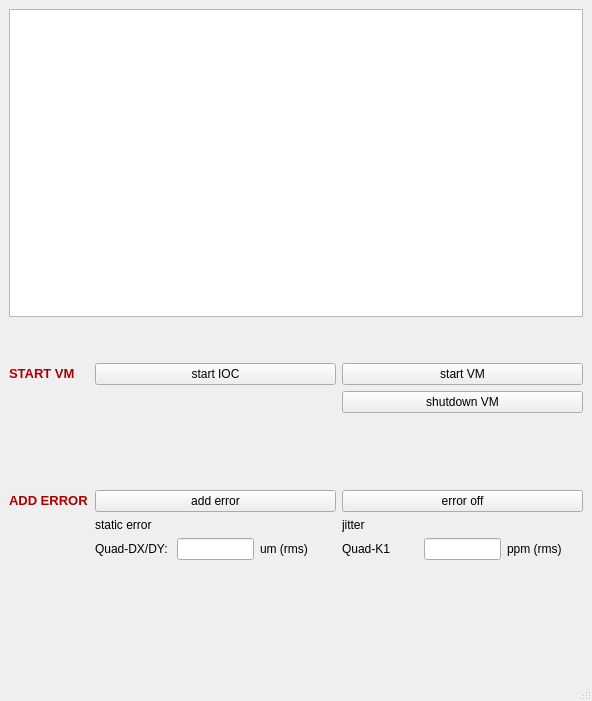
First picture: the form in src/virtual_machine/half_elegant/VMgui.ui, repository ustc-zhr/half_linac, before the edit.
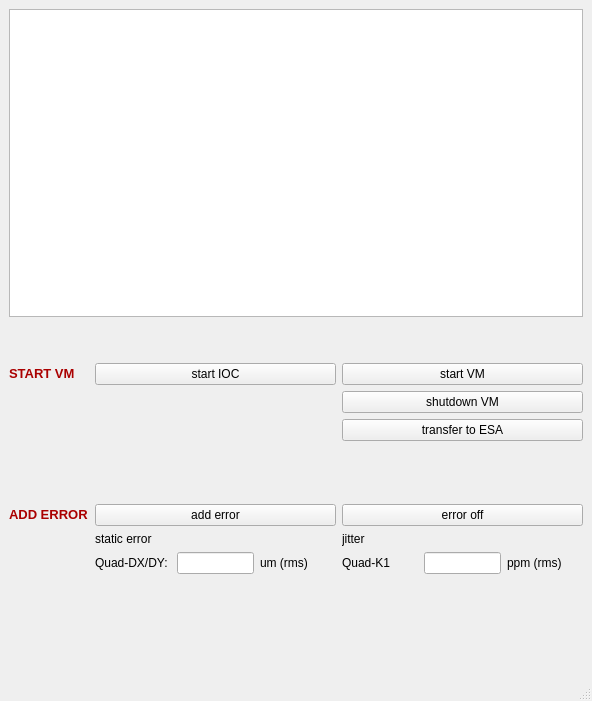
Second picture: the form after the edit.

```diff
--- a/src/virtual_machine/half_elegant/VMgui.ui
+++ b/src/virtual_machine/half_elegant/VMgui.ui
@@ -65,6 +65,13 @@
         </item>
         <item row="1" column="1">
          <layout class="QGridLayout" name="gridLayout_5">
+          <item row="0" column="0">
+           <widget class="QLabel" name="label_11">
+            <property name="text">
+             <string/>
+            </property>
+           </widget>
+          </item>
           <item row="0" column="1">
            <widget class="QPushButton" name="shutdown_VM">
             <property name="text">
@@ -72,16 +79,16 @@
             </property>
            </widget>
           </item>
-          <item row="0" column="0">
-           <widget class="QLabel" name="label_11">
+          <item row="1" column="1">
+           <widget class="QPushButton" name="pushButton_ESAline">
             <property name="text">
-             <string/>
+             <string>transfer to ESA</string>
             </property>
            </widget>
           </item>
          </layout>
         </item>
-        <item row="2" column="1">
+        <item row="3" column="1">
          <spacer name="verticalSpacer">
           <property name="orientation">
            <enum>Qt::Vertical</enum>
@@ -94,14 +101,14 @@
           </property>
          </spacer>
         </item>
-        <item row="3" column="0">
+        <item row="4" column="0">
          <widget class="QLabel" name="label_2">
           <property name="text">
            <string>&lt;html&gt;&lt;head/&gt;&lt;body&gt;&lt;p&gt;&lt;span style=&quot; font-size:10pt; font-weight:600; color:#aa0000;&quot;&gt;ADD ERROR&lt;/span&gt;&lt;/p&gt;&lt;/body&gt;&lt;/html&gt;</string>
           </property>
          </widget>
         </item>
-        <item row="3" column="1">
+        <item row="4" column="1">
          <layout class="QGridLayout" name="gridLayout_2" columnstretch="0,0,0">
           <item row="0" column="0">
            <widget class="QPushButton" name="static_err">
@@ -119,7 +126,7 @@
           </item>
          </layout>
         </item>
-        <item row="4" column="1">
+        <item row="5" column="1">
          <layout class="QGridLayout" name="gridLayout">
           <item row="0" column="0">
            <widget class="QLabel" name="label_6">
@@ -137,7 +144,7 @@
           </item>
          </layout>
         </item>
-        <item row="5" column="1">
+        <item row="6" column="1">
          <layout class="QHBoxLayout" name="horizontalLayout">
           <item>
            <layout class="QGridLayout" name="gridLayout_4" columnstretch="1,1,1,1,1,1">
@@ -206,7 +213,7 @@
           </item>
          </layout>
         </item>
-        <item row="6" column="1">
+        <item row="7" column="1">
          <spacer name="verticalSpacer_2">
           <property name="orientation">
            <enum>Qt::Vertical</enum>
```
